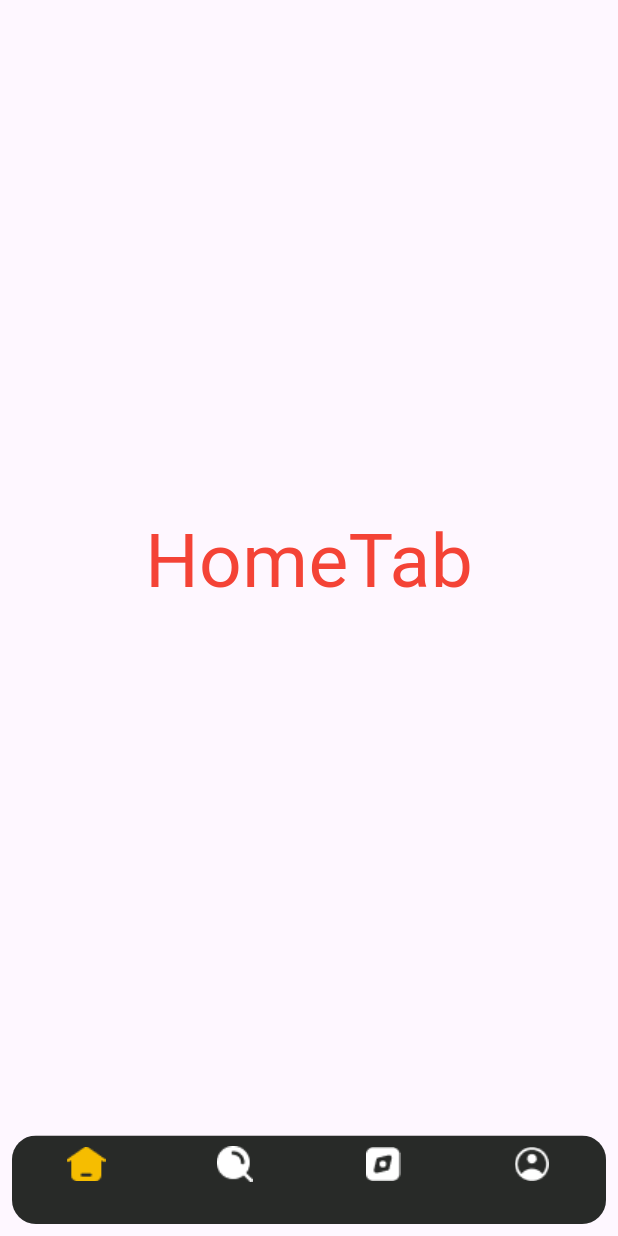
After one commit to Youssef-mohamed564/movie, a Flutter app: the HomeScreen screen opened by its route, on a phone screen of 412 x 824 dp. The commit adds this screen. Run offline on Flutter 3.47's test engine with Material 3 defaults, Android fonts, the phone set to English and light mode, and no system bars; our stand-ins replace lottie.

Commit message:
Added Home Screen

```diff
--- a/lib/auth/register_screen.dart
+++ b/lib/auth/register_screen.dart
@@ -3,6 +3,7 @@ import 'package:movie_app/auth/login_screen.dart';
 import 'package:movie_app/common/app_assets.dart';
 
 import '../common/app_colors.dart';
+import '../screens/home_screen/home_screen.dart';
 
 class RegisterScreen extends StatefulWidget {
   const RegisterScreen({super.key});
@@ -245,7 +246,9 @@ class _RegisterScreenState extends State<RegisterScreen> {
                           backgroundColor:
                           const WidgetStatePropertyAll(AppColor.yellow)),
                       onPressed: () {
-    if(formKey.currentState?.validate()==true){}
+                      if(formKey.currentState?.validate()==true)
+                        Navigator.of(context).pushReplacementNamed(HomeScreen.routeName);
+                         {}
                       },
                       child: const Padding(
                         padding: EdgeInsets.all(12.0),
--- a/lib/common/app_assets.dart
+++ b/lib/common/app_assets.dart
@@ -12,4 +12,12 @@ class AppAssets {
   static const String onBoarding5 = '${_imgPath}OnBoarding5.png';
   static const String onBoarding6 = '${_imgPath}OnBoarding6.png';
   static const String moviesIcon = '${_imgPath}movies icon.png';
+  static const String iconProfiel='assets/icons/Profiel.png';
+  static const String iconSearch='assets/icons/search.png';
+  static const String  iconHome='assets/icons/home.png';
+  static const String  iconExplore='assets/icons/explore.png';
+
 }
+class AppAnimations{
+  static const String popCorn='assets/animations/Animation - 1751406771817.json';
+}
--- a/lib/common/app_colors.dart
+++ b/lib/common/app_colors.dart
@@ -7,4 +7,5 @@ class AppColor{
   static const Color white= Color(0xffffffff);
   static const Color green= Color(0xff57aa53);
   static const Color red= Color(0xffe82626);
+  static const Color yellowBg= Color(0xffF6BD00);
 }
--- /dev/null
+++ b/lib/screens/home_screen/home_screen.dart
@@ -0,0 +1,49 @@
+import 'package:flutter/material.dart';
+import 'package:movie_app/common/app_assets.dart';
+import 'package:movie_app/common/app_colors.dart';
+import 'package:movie_app/screens/home_screen/tabs/explore_tab.dart';
+import 'package:movie_app/screens/home_screen/tabs/home_tab.dart';
+import 'package:movie_app/screens/home_screen/tabs/profile_tab.dart';
+import 'package:movie_app/screens/home_screen/tabs/search_tab.dart';
+import 'package:movie_app/screens/home_screen/widget/view_model.dart';
+import 'package:provider/provider.dart';
+
+class HomeScreen extends StatefulWidget {
+  static const String routeName = '/HomeScreen';
+
+  const HomeScreen({super.key});
+
+  @override
+  State<HomeScreen> createState() => _HomeScreenState();
+}
+
+class _HomeScreenState extends State<HomeScreen> {
+  List<Widget>tabs=[HomeTab(),SearchTab(),ProfileTab(),ExploreTab(),];
+  int index=0;
+  @override
+  Widget build(BuildContext context) {
+    //final viewModel = Provider.of<ViewModel>(context);
+    return Scaffold(
+     body: tabs[index],
+    bottomNavigationBar: Padding(
+      padding: const EdgeInsets.all(8.0),
+      child: ClipRRect(borderRadius: BorderRadius.all(Radius.circular(16)),
+        child: BottomNavigationBar(
+
+          backgroundColor: AppColor.grayColor,
+          type: BottomNavigationBarType.fixed,
+          onTap: (value){
+            print('xx$value');
+            index=value;
+            setState(() {});
+          },
+          currentIndex:index,
+            items: [
+              BottomNavigationBarItem(activeIcon:Image.asset(AppAssets.iconHome,color: AppColor.yellowBg,) ,icon: Image.asset(AppAssets.iconHome),label: ''),
+              BottomNavigationBarItem(activeIcon:Image.asset(AppAssets.iconSearch,color: AppColor.yellowBg,) ,icon: Image.asset(AppAssets.iconSearch),label: ''),
+              BottomNavigationBarItem(activeIcon:Image.asset(AppAssets.iconExplore,color: AppColor.yellowBg,),icon: Image.asset(AppAssets.iconExplore),label: ''),
+              BottomNavigationBarItem(activeIcon:Image.asset(AppAssets.iconProfiel,color: AppColor.yellowBg,),icon:Image.asset(AppAssets.iconProfiel),label: ''),
+            ]),
+      ),
+    ),
+    );}}
--- /dev/null
+++ b/lib/screens/home_screen/tabs/home_tab.dart
@@ -0,0 +1,11 @@
+import 'package:flutter/cupertino.dart';
+import 'package:flutter/material.dart';
+
+class HomeTab extends StatelessWidget {
+  const HomeTab({super.key});
+
+  @override
+  Widget build(BuildContext context) {
+    return Center(child: Text('HomeTab',style: TextStyle(color:Colors.red,fontSize: 50),),);
+  }
+}
--- /dev/null
+++ b/lib/screens/home_screen/widget/movie_model.dart
@@ -0,0 +1,6 @@
+class Movie {
+  final String title;
+  final String image;
+  final double rating;
+  Movie({required this.title, required this.image, required this.rating});
+}
--- /dev/null
+++ b/lib/screens/home_screen/widget/view_model.dart
@@ -0,0 +1,17 @@
+import 'package:flutter/cupertino.dart';
+
+import 'movie_model.dart';
+
+class ViewModel extends ChangeNotifier {
+  List<Movie> _movies = [
+    Movie(title: '1917', image: 'assets/images/movie1.jpg', rating: 7.7),
+    Movie(title: 'Captain Marvel', image: 'assets/images/movie2.jpg', rating: 7.7),
+    Movie(title: 'The Dark Knight', image:' assets/images/movie3.jpg', rating: 7.7),
+  ];
+
+  List<Movie> get movies => _movies;
+  void addMovie(Movie movie) {
+    _movies.add(movie);
+    notifyListeners();
+  }
+}
--- a/pubspec.yaml
+++ b/pubspec.yaml
@@ -35,6 +35,8 @@ dependencies:
   # The following adds the Cupertino Icons font to your application.
   # Use with the CupertinoIcons class for iOS style icons.
   cupertino_icons: ^1.0.8
+  provider: ^6.1.5
+  lottie: ^3.3.1
 
 dev_dependencies:
   flutter_test:
@@ -61,6 +63,8 @@ flutter:
   # To add assets to your application, add an assets section, like this:
   assets:
     - assets/images/
+    - assets/icons/
+    - assets/animations/
   #   - images/a_dot_ham.jpeg
 
   # An image asset can refer to one or more resolution-specific "variants", see
```
Also changed, not shown: assets/animations/Animation - 1751406771817.json (added, +1 -0 lines), lib/common/app_theme.dart (added, +12 -0 lines), lib/main.dart (+7 -1 lines), lib/screens/home_screen/tabs/explore_tab.dart (added, +11 -0 lines), lib/screens/home_screen/tabs/profile_tab.dart (added, +11 -0 lines), lib/screens/home_screen/tabs/search_tab.dart (added, +40 -0 lines), assets/icons/Profiel.png (added), assets/icons/explore.png (added), assets/icons/home.png (added), assets/icons/search.png (added), pubspec.lock, 2 other files.
